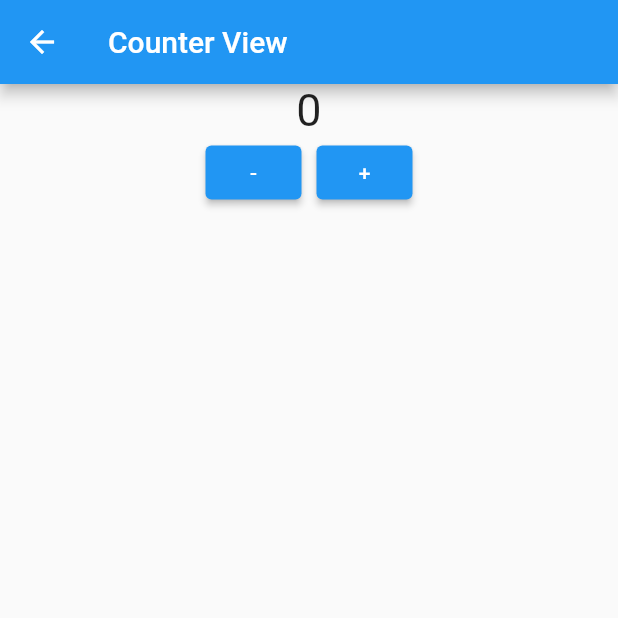
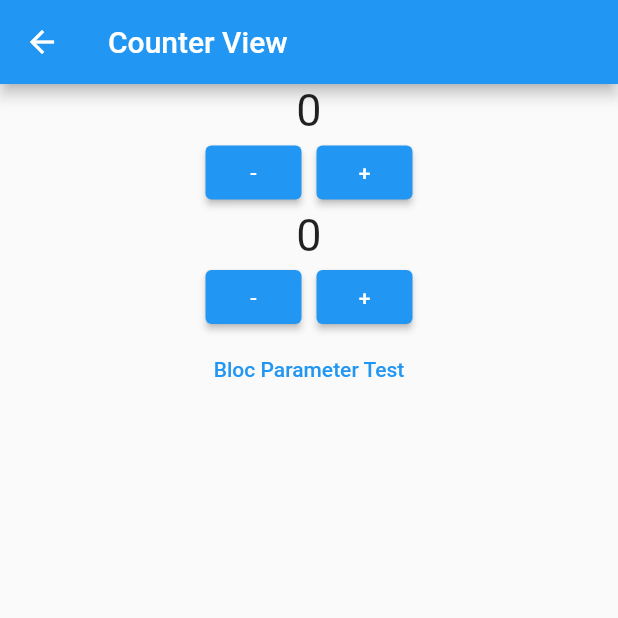
Before and after one commit to nirmal-mazhuvanpilly/flutter_bloc_complete_tutorial, a Flutter app: the CounterView screen opened directly, on a phone screen of 412 x 824 dp, the top half of it. Run offline on Flutter 3.47's test engine with Material 2 defaults, Android fonts, the phone set to English and light mode, and no system bars; our stand-ins replace equatable, flutter_bloc, get_it.

Commit message:
Passing Bloc Parameter

```diff
--- a/lib/view/counter_view.dart
+++ b/lib/view/counter_view.dart
@@ -3,6 +3,7 @@ import 'package:flutter_bloc/flutter_bloc.dart';
 import 'package:flutter_bloc_complete_tutorial/bloc/counter_bloc/counter_bloc.dart';
 import 'package:flutter_bloc_complete_tutorial/bloc/counter_bloc/counter_event.dart';
 import 'package:flutter_bloc_complete_tutorial/bloc/counter_bloc/counter_state.dart';
+import 'package:flutter_bloc_complete_tutorial/view/bloc_parameter_test_view.dart';
 
 class CounterView extends StatefulWidget {
   const CounterView({Key? key}) : super(key: key);
@@ -28,11 +29,48 @@ class _CounterViewState extends State<CounterView> {
 
   @override
   Widget build(BuildContext context) {
+    final counterBlocTest = BlocProvider.of<CounterBloc>(context);
     return Scaffold(
       appBar: AppBar(
         title: const Text("Counter View"),
       ),
-      body: BlocProvider<CounterBloc>.value(
+      body: Column(
+        children: [
+          BlocBuilder<CounterBloc, CounterState>(
+            bloc: counterBlocTest,
+            builder: (context, state) {
+              final CounterBloc counterInstance =
+                  BlocProvider.of<CounterBloc>(context);
+              if (state is CounterStateLoaded) {
+                return Column(
+                  children: [
+                    Text(
+                      state.counter.toString(),
+                      style: const TextStyle(fontSize: 30),
+                    ),
+                    Row(
+                      mainAxisAlignment: MainAxisAlignment.center,
+                      children: [
+                        ElevatedButton(
+                            onPressed: () {
+                              counterInstance.add(DecrementCounter());
+                            },
+                            child: const Text("-")),
+                        const SizedBox(width: 10),
+                        ElevatedButton(
+                            onPressed: () {
+                              counterInstance.add(IncrementCounter());
+                            },
+                            child: const Text("+")),
+                      ],
+                    ),
+                  ],
+                );
+              }
+              return const SizedBox();
+            },
+          ),
+          BlocProvider<CounterBloc>.value(
             value: counterBloc,
             child: BlocBuilder<CounterBloc, CounterState>(
               builder: (context, state) {
@@ -68,6 +106,17 @@ class _CounterViewState extends State<CounterView> {
               },
             ),
           ),
+          TextButton(
+              onPressed: () {
+                Navigator.of(context).push(MaterialPageRoute(
+                  builder: (context) {
+                    return BlocParameterTestView(counterBloc: counterBloc);
+                  },
+                ));
+              },
+              child: const Text("Bloc Parameter Test")),
+        ],
+      ),
     );
   }
 }
--- a/lib/view/jokes_view.dart
+++ b/lib/view/jokes_view.dart
@@ -23,9 +23,7 @@ class JokesView extends StatelessWidget {
       body: BlocListener<CounterBloc, CounterState>(
         listener: (context, state) {
           if (state is CounterStateLoaded) {
-            ScaffoldMessenger.of(context).showSnackBar(const SnackBar(
-              content: Text('snack'),
-            ));
+            debugPrint("CounterStateLoaded");
           }
         },
         child: Column(
```
Also changed, not shown: lib/view/bloc_parameter_test_view.dart (added, +64 -0 lines). Lines whose indentation alone changed are shown as unchanged.
